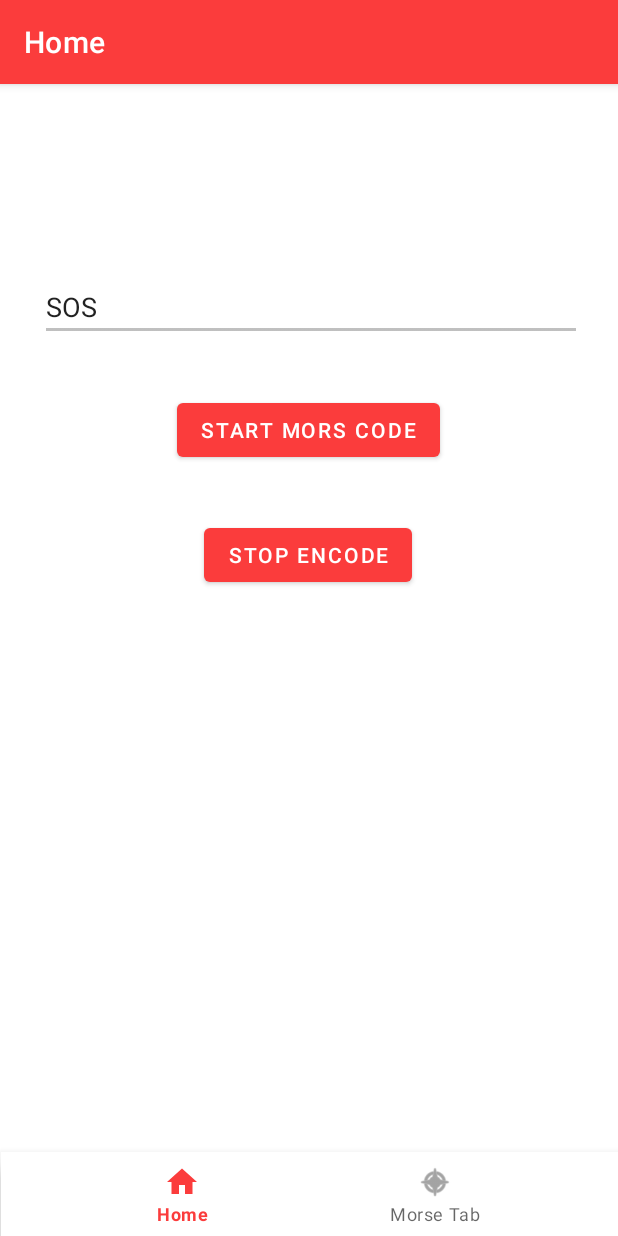
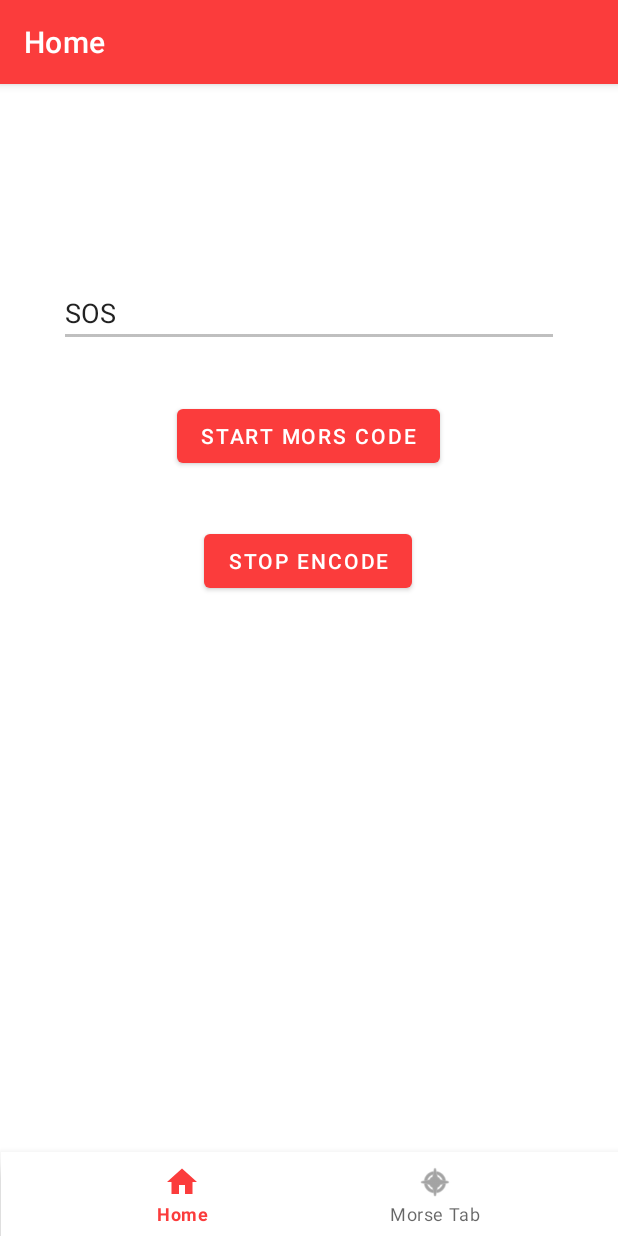
Before and after one commit to vcioffi/MorseCodeLight, an Android app: the screen it shows after launch (MainActivity), on a phone screen of 412 x 824 dp. Run offline under Robolectric (Android 15) with nearby library versions, the phone set to English and light mode, and no system bars; our stand-ins replace navigation-ui; 1 statement that could not run was skipped.

Commit message:
Layout Adjustment

```diff
--- a/app/src/main/res/layout/fragment_home.xml
+++ b/app/src/main/res/layout/fragment_home.xml
@@ -31,11 +31,11 @@
 
     <EditText
         android:id="@+id/editTectToEncode"
-        android:layout_width="361dp"
+        android:layout_width="0dp"
         android:layout_height="wrap_content"
-        android:layout_marginStart="26dp"
-        android:layout_marginTop="100dp"
-        android:layout_marginEnd="24dp"
+        android:layout_marginStart="30dp"
+        android:layout_marginTop="104dp"
+        android:layout_marginEnd="30dp"
         android:ems="10"
         android:inputType="textPersonName"
         android:text="@string/sos"
```
